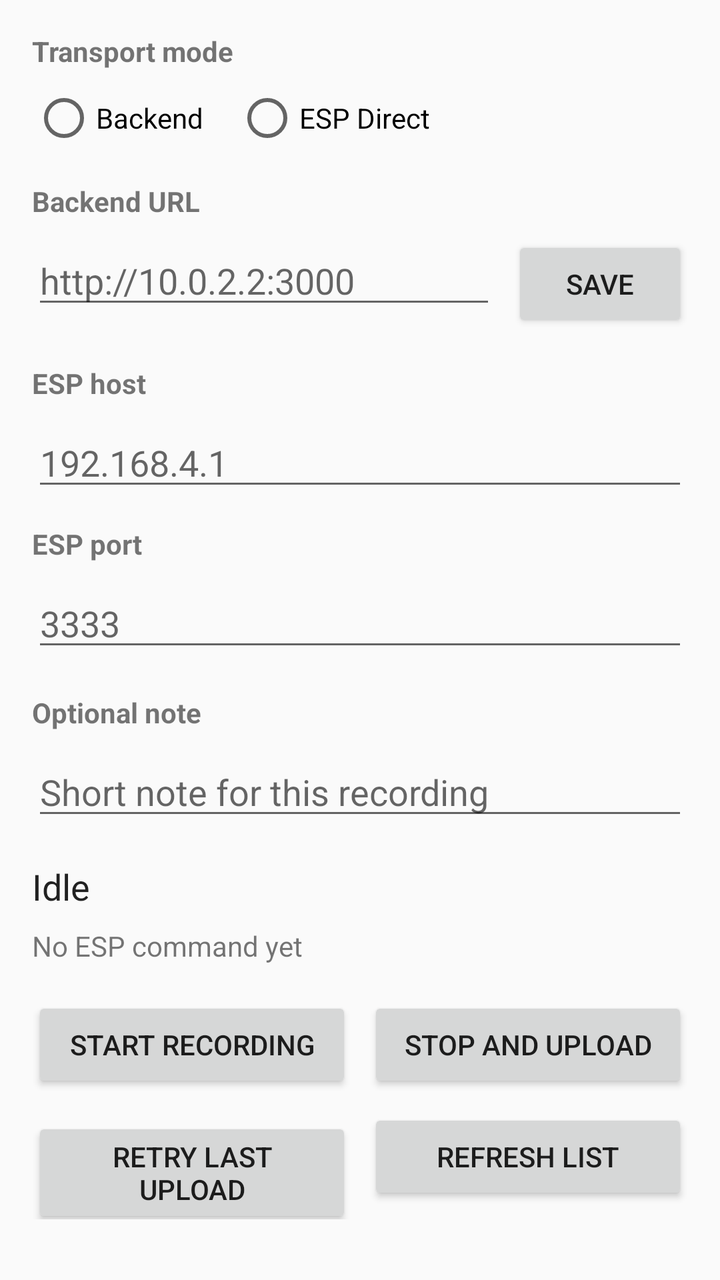
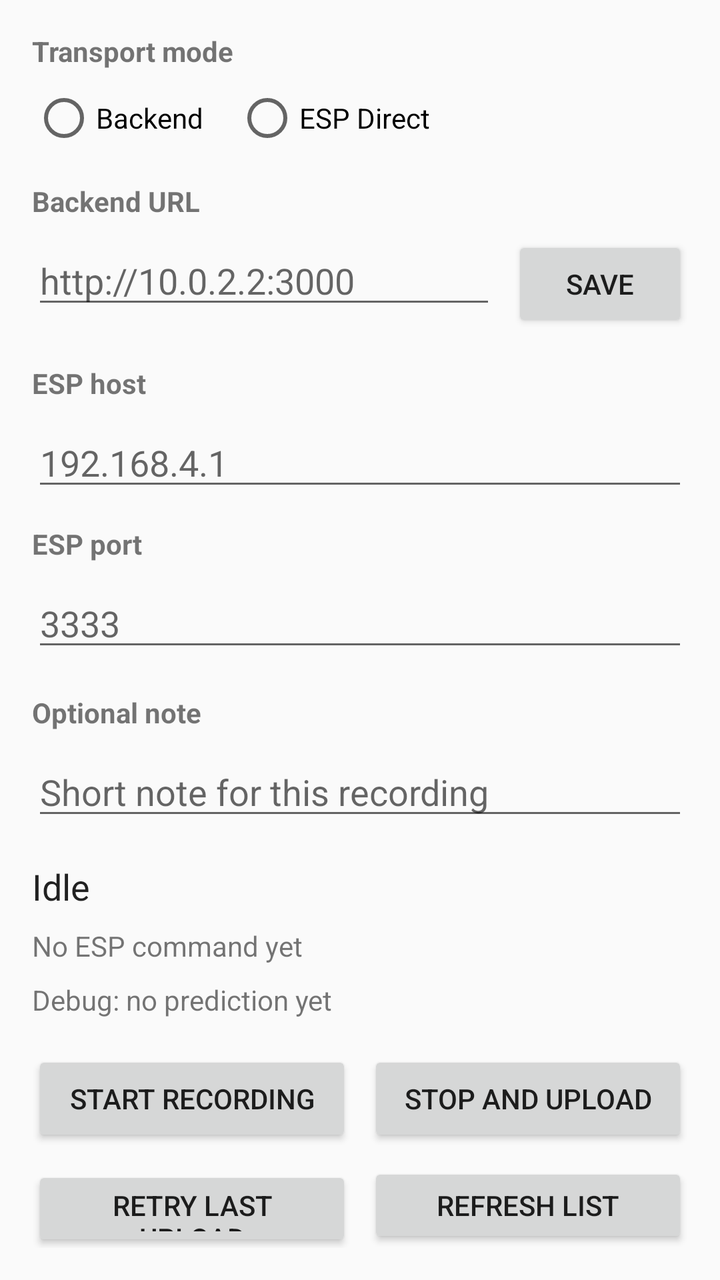

The first picture is an Android layout as it rendered before a commit; the second is the same layout after the commit. The layout source and the unified diff follow.
<!-- AndroidManifest.xml: application theme Theme.VoiceCollector -->
<!-- res/layout/activity_main.xml -->
<?xml version="1.0" encoding="utf-8"?>
<LinearLayout xmlns:android="http://schemas.android.com/apk/res/android"
    android:layout_width="match_parent"
    android:layout_height="match_parent"
    android:orientation="vertical"
    android:padding="16dp">

    <TextView
        android:layout_width="match_parent"
        android:layout_height="wrap_content"
        android:text="@string/transport_mode_label"
        android:textStyle="bold" />

    <RadioGroup
        android:id="@+id/transportModeRadioGroup"
        android:layout_width="match_parent"
        android:layout_height="wrap_content"
        android:layout_marginTop="8dp"
        android:orientation="horizontal">

        <RadioButton
            android:id="@+id/backendModeRadioButton"
            android:layout_width="wrap_content"
            android:layout_height="wrap_content"
            android:text="@string/transport_backend" />

        <RadioButton
            android:id="@+id/espModeRadioButton"
            android:layout_width="wrap_content"
            android:layout_height="wrap_content"
            android:layout_marginStart="16dp"
            android:text="@string/transport_esp" />
    </RadioGroup>

    <LinearLayout
        android:id="@+id/backendSection"
        android:layout_width="match_parent"
        android:layout_height="wrap_content"
        android:layout_marginTop="16dp"
        android:orientation="vertical">

        <TextView
            android:layout_width="match_parent"
            android:layout_height="wrap_content"
            android:text="@string/backend_url_label"
            android:textStyle="bold" />

        <LinearLayout
            android:layout_width="match_parent"
            android:layout_height="wrap_content"
            android:layout_marginTop="8dp"
            android:orientation="horizontal">

            <EditText
                android:id="@+id/backendUrlEditText"
                android:layout_width="0dp"
                android:layout_height="wrap_content"
                android:layout_weight="1"
                android:hint="@string/backend_url_hint"
                android:inputType="textUri"
                android:maxLines="1" />

            <Button
                android:id="@+id/saveBackendButton"
                android:layout_width="wrap_content"
                android:layout_height="wrap_content"
                android:layout_marginStart="8dp"
                android:text="@string/save_button" />
        </LinearLayout>
    </LinearLayout>

    <LinearLayout
        android:id="@+id/espSection"
        android:layout_width="match_parent"
        android:layout_height="wrap_content"
        android:layout_marginTop="16dp"
        android:orientation="vertical">

        <TextView
            android:layout_width="match_parent"
            android:layout_height="wrap_content"
            android:text="@string/esp_host_label"
            android:textStyle="bold" />

        <EditText
            android:id="@+id/espHostEditText"
            android:layout_width="match_parent"
            android:layout_height="wrap_content"
            android:layout_marginTop="8dp"
            android:hint="@string/esp_host_hint"
            android:inputType="textUri"
            android:maxLines="1" />

        <TextView
            android:layout_width="match_parent"
            android:layout_height="wrap_content"
            android:layout_marginTop="12dp"
            android:text="@string/esp_port_label"
            android:textStyle="bold" />

        <EditText
            android:id="@+id/espPortEditText"
            android:layout_width="match_parent"
            android:layout_height="wrap_content"
            android:layout_marginTop="8dp"
            android:hint="@string/esp_port_hint"
            android:inputType="number"
            android:maxLines="1" />
    </LinearLayout>

    <LinearLayout
        android:id="@+id/noteSection"
        android:layout_width="match_parent"
        android:layout_height="wrap_content"
        android:layout_marginTop="16dp"
        android:orientation="vertical">

        <TextView
            android:layout_width="match_parent"
            android:layout_height="wrap_content"
            android:text="@string/note_label"
            android:textStyle="bold" />

        <EditText
            android:id="@+id/noteEditText"
            android:layout_width="match_parent"
            android:layout_height="wrap_content"
            android:layout_marginTop="8dp"
            android:hint="@string/note_hint"
            android:inputType="textCapSentences" />
    </LinearLayout>

    <TextView
        android:id="@+id/statusTextView"
        android:layout_width="match_parent"
        android:layout_height="wrap_content"
        android:layout_marginTop="16dp"
        android:text="@string/status_idle"
        android:textAppearance="@android:style/TextAppearance.Medium" />

    <TextView
        android:id="@+id/lastDetectionTextView"
        android:layout_width="match_parent"
        android:layout_height="wrap_content"
        android:layout_marginTop="8dp"
        android:text="@string/last_detection_empty" />

    <LinearLayout
        android:layout_width="match_parent"
        android:layout_height="wrap_content"
        android:layout_marginTop="16dp"
        android:orientation="horizontal">

        <Button
            android:id="@+id/startRecordingButton"
            android:layout_width="0dp"
            android:layout_height="wrap_content"
            android:layout_weight="1"
            android:text="@string/start_recording" />

        <Button
            android:id="@+id/stopRecordingButton"
            android:layout_width="0dp"
            android:layout_height="wrap_content"
            android:layout_marginStart="8dp"
            android:layout_weight="1"
            android:text="@string/stop_recording" />
    </LinearLayout>

    <LinearLayout
        android:layout_width="match_parent"
        android:layout_height="wrap_content"
        android:layout_marginTop="8dp"
        android:orientation="horizontal">

        <Button
            android:id="@+id/retryUploadButton"
            android:layout_width="0dp"
            android:layout_height="wrap_content"
            android:layout_weight="1"
            android:text="@string/retry_upload" />

        <Button
            android:id="@+id/refreshButton"
            android:layout_width="0dp"
            android:layout_height="wrap_content"
            android:layout_marginStart="8dp"
            android:layout_weight="1"
            android:text="@string/refresh_list" />
    </LinearLayout>

    <LinearLayout
        android:id="@+id/sharedRecordingsSection"
        android:layout_width="match_parent"
        android:layout_height="0dp"
        android:layout_marginTop="16dp"
        android:layout_weight="1"
        android:orientation="vertical">

        <TextView
            android:layout_width="match_parent"
            android:layout_height="wrap_content"
            android:text="@string/shared_recordings"
            android:textStyle="bold" />

        <androidx.recyclerview.widget.RecyclerView
            android:id="@+id/recordingsRecyclerView"
            android:layout_width="match_parent"
            android:layout_height="0dp"
            android:layout_marginTop="8dp"
            android:layout_weight="1" />
    </LinearLayout>

</LinearLayout>
<!-- resources referenced by this layout -->
<resources>
  <string name="backend_url_hint">http://10.0.2.2:3000</string>
  <string name="backend_url_label">Backend URL</string>
  <string name="esp_host_hint">192.168.4.1</string>
  <string name="esp_host_label">ESP host</string>
  <string name="esp_port_hint">3333</string>
  <string name="esp_port_label">ESP port</string>
  <string name="last_detection_empty">No ESP command yet</string>
  <string name="note_hint">Short note for this recording</string>
  <string name="note_label">Optional note</string>
  <string name="refresh_list">Refresh list</string>
  <string name="retry_upload">Retry last upload</string>
  <string name="save_button">Save</string>
  <string name="shared_recordings">Shared recordings</string>
  <string name="start_recording">Start recording</string>
  <string name="status_idle">Idle</string>
  <string name="stop_recording">Stop and upload</string>
  <string name="transport_backend">Backend</string>
  <string name="transport_esp">ESP Direct</string>
  <string name="transport_mode_label">Transport mode</string>
  <style name="Theme.VoiceCollector" parent="Theme.AppCompat.Light.DarkActionBar">
          <item name="colorPrimary">#006B5F</item>
          <item name="colorPrimaryDark">#004D43</item>
          <item name="colorAccent">#D97706</item>
      </style>
</resources>

<!-- the commit's change to res/layout/activity_main.xml (unified diff, before → after) -->
@@ -145,6 +145,13 @@
         android:layout_marginTop="8dp"
         android:text="@string/last_detection_empty" />
 
+    <TextView
+        android:id="@+id/debugPredictionTextView"
+        android:layout_width="match_parent"
+        android:layout_height="wrap_content"
+        android:layout_marginTop="8dp"
+        android:text="@string/debug_prediction_empty" />
+
     <LinearLayout
         android:layout_width="match_parent"
         android:layout_height="wrap_content"
<!-- resource entries referenced after the edit -->
@@ -2,6 +2,7 @@
 <resources>
   <string name="backend_url_hint">http://10.0.2.2:3000</string>
   <string name="backend_url_label">Backend URL</string>
+  <string name="debug_prediction_empty">Debug: no prediction yet</string>
   <string name="esp_host_hint">192.168.4.1</string>
   <string name="esp_host_label">ESP host</string>
   <string name="esp_port_hint">3333</string>
